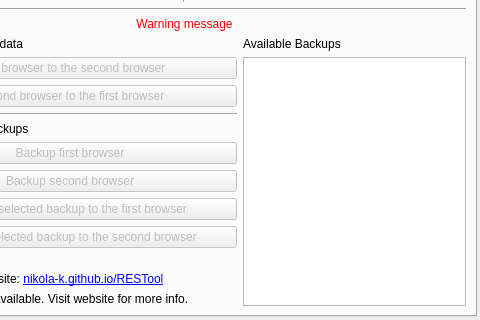
First picture: the form in RESTool/ui/design_v2.ui, repository nikolak/RESTool, before the edit; both pictures show x 111 to 591 and y 152 to 472 of the 591 by 472 pixel window.
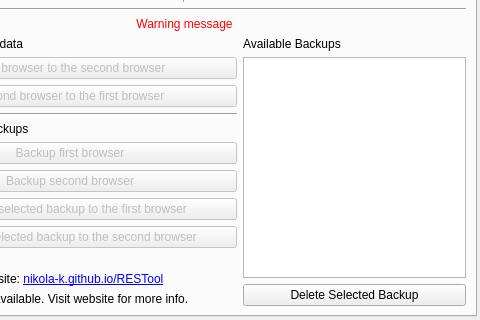
Second picture: the form after the edit.

Commit message: Add backup deletion button

Diff of the .ui file:
```diff
--- a/RESTool/ui/design_v2.ui
+++ b/RESTool/ui/design_v2.ui
@@ -358,6 +358,13 @@
               <item>
                <widget class="QListWidget" name="listBackups"/>
               </item>
+              <item>
+               <widget class="QPushButton" name="btnDeleteBackup">
+                <property name="text">
+                 <string>Delete Selected Backup</string>
+                </property>
+               </widget>
+              </item>
              </layout>
             </item>
            </layout>
```
The commit also changes 2 other files.
